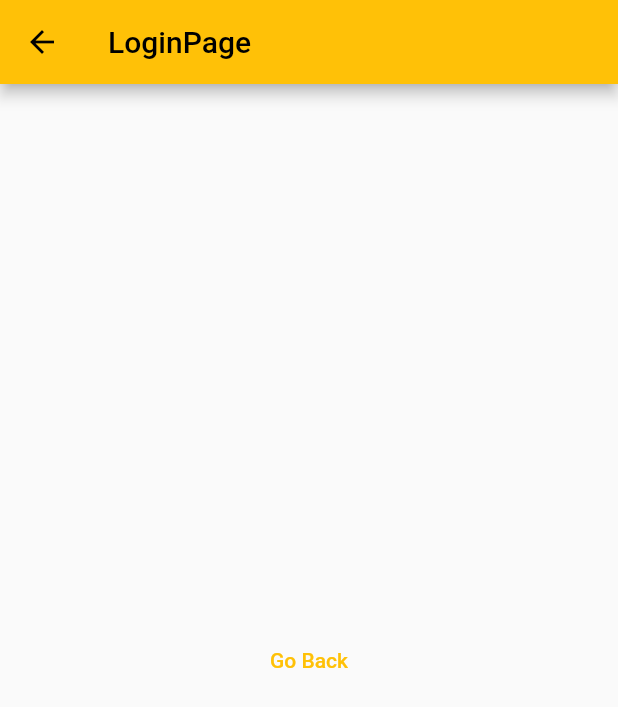
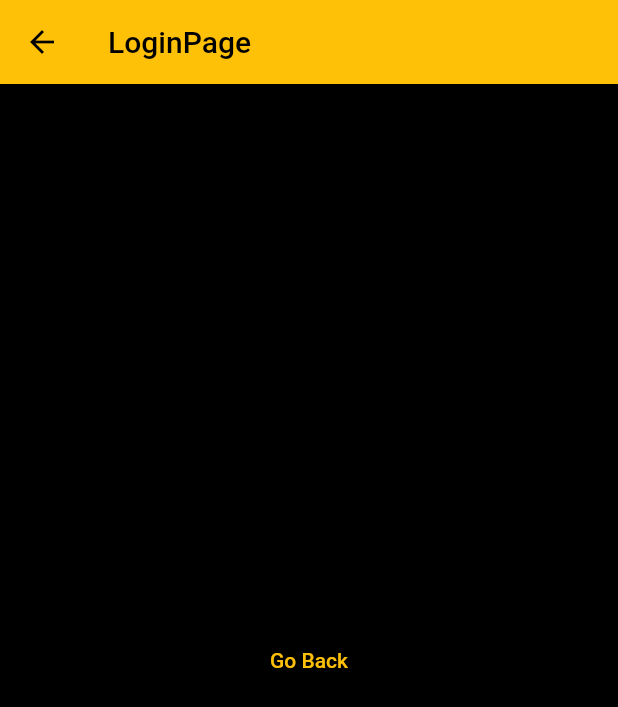
Before and after one commit to nayaksomkar/PearlEnergy, a Flutter app: the screen it shows after launch, after a tap on "User Login", on a phone screen of 412 x 824 dp. Shown: the top 707 px of the screen. Run offline on Flutter 3.47's test engine with Material 2 defaults, Android fonts, the phone set to English and light mode, and no system bars.

Commit message:
modified:   lib/main.dart

```diff
--- a/lib/main.dart
+++ b/lib/main.dart
@@ -16,6 +16,7 @@ class MyApp extends StatelessWidget {
     return MaterialApp(
       title: 'Naviation Demo',
       theme: ThemeData(
+        scaffoldBackgroundColor: Colors.black,
         primarySwatch: Colors.amber,
       ),
       home: const LoginOption(title: 'LoginOption'),
```
